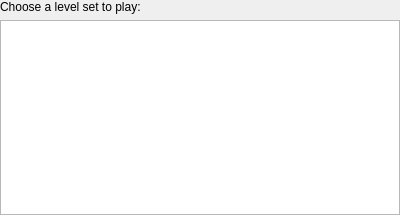
Above: katomic/levelsetwidget.ui from jsj2008/kdegames before the change. Below: the same form after it.
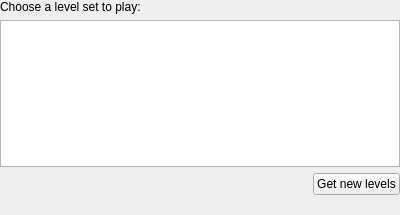
That is the form after the change. Custom widgets are drawn as their Qt base class.

Commit message:
GetHotNewStuff working now in KAtomic. Both server side and client side setup/coding complete.
Enjoy and report any bugs you encounter.

What changed in the file:
```diff
--- a/katomic/levelsetwidget.ui
+++ b/katomic/levelsetwidget.ui
@@ -24,6 +24,46 @@
    <item>
     <widget class="KListWidget" name="m_lwLevelSets"/>
    </item>
+   <item>
+    <layout class="QHBoxLayout" name="horizontalLayout">
+     <item>
+      <spacer name="horizontalSpacer">
+       <property name="orientation">
+        <enum>Qt::Horizontal</enum>
+       </property>
+       <property name="sizeHint" stdset="0">
+        <size>
+         <width>40</width>
+         <height>20</height>
+        </size>
+       </property>
+      </spacer>
+     </item>
+     <item>
+      <widget class="KNS::Button" name="m_pbNewStuff">
+       <property name="text">
+        <string>Get new levels</string>
+       </property>
+      </widget>
+     </item>
+    </layout>
+   </item>
+   <item>
+    <spacer name="verticalSpacer">
+     <property name="orientation">
+      <enum>Qt::Vertical</enum>
+     </property>
+     <property name="sizeType">
+      <enum>QSizePolicy::Fixed</enum>
+     </property>
+     <property name="sizeHint" stdset="0">
+      <size>
+       <width>20</width>
+       <height>20</height>
+      </size>
+     </property>
+    </spacer>
+   </item>
   </layout>
  </widget>
  <customwidgets>
@@ -32,6 +72,11 @@
    <extends>QListWidget</extends>
    <header>klistwidget.h</header>
   </customwidget>
+  <customwidget>
+   <class>KNS::Button</class>
+   <extends>QPushButton</extends>
+   <header location="global">knewstuff2/ui/knewstuffbutton.h</header>
+  </customwidget>
  </customwidgets>
  <resources/>
  <connections/>
```
Left out of the diff: 2 changed lines with no effect on the pictures. The commit also changes 3 other files.
